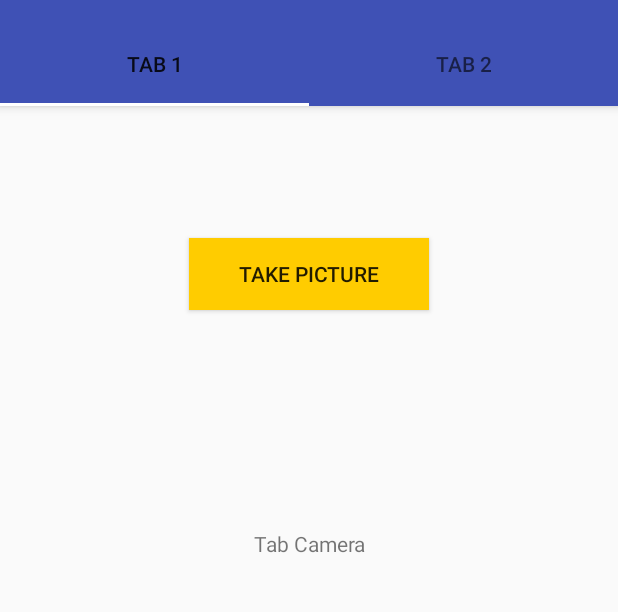
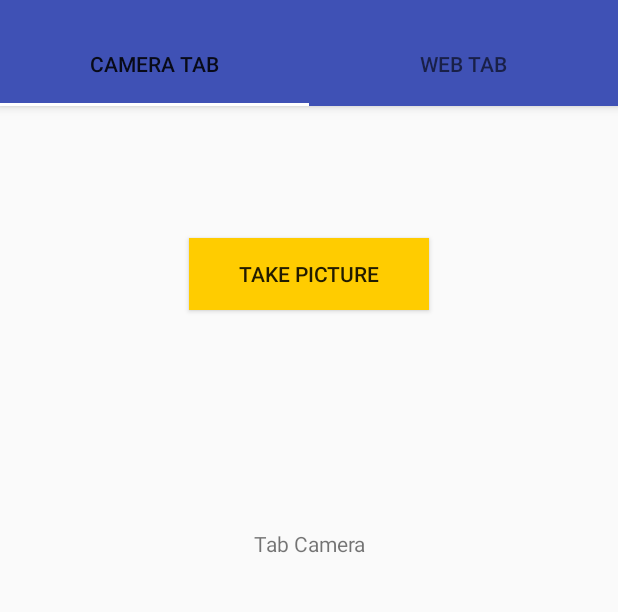
Before and after one commit to CamilleCastillo15/Android-project, an Android app: the screen it shows after launch (MainActivity), on a phone screen of 412 x 824 dp, the part 62-674 px from its top. Run offline under Robolectric (Android 15) with nearby library versions, the phone set to English and light mode, and no system bars.

Commit message:
fix / titres des tabs

```diff
--- a/src/main/java/com/camille/camille_castillo_projet_android_final/MainActivity.java
+++ b/src/main/java/com/camille/camille_castillo_projet_android_final/MainActivity.java
@@ -87,7 +87,15 @@ public class MainActivity extends AppCompatActivity {
         public CharSequence getPageTitle(int position) {
             // For simplicity of this tutorial this string is hardcoded
             // Otherwise it should be access using string resource
-            return "Tab " + (position + 1);
+            switch (position) {
+                case 0:
+                    return "Camera Tab";
+                case 1:
+                    return "Web tab";
+                default:
+                    return "null";
+            }
+
         }
 
     }
```
